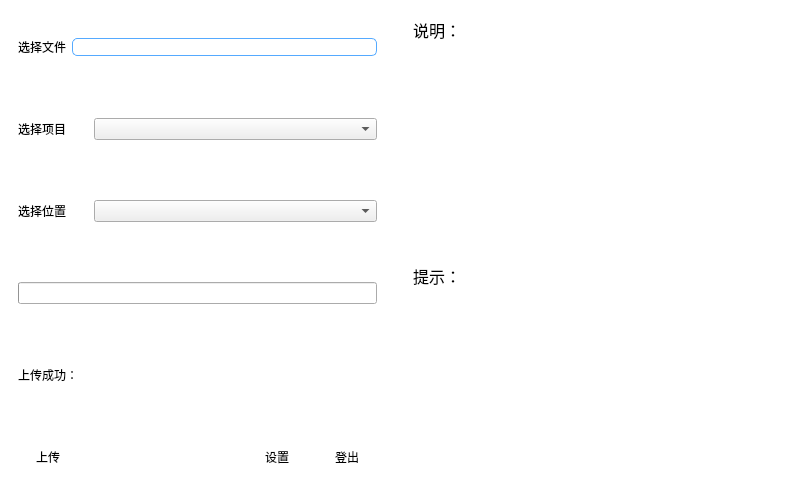
The window that UI/ui_main.ui (star1986xk/upload_project) describes before a commit, drawn with Qt 5.
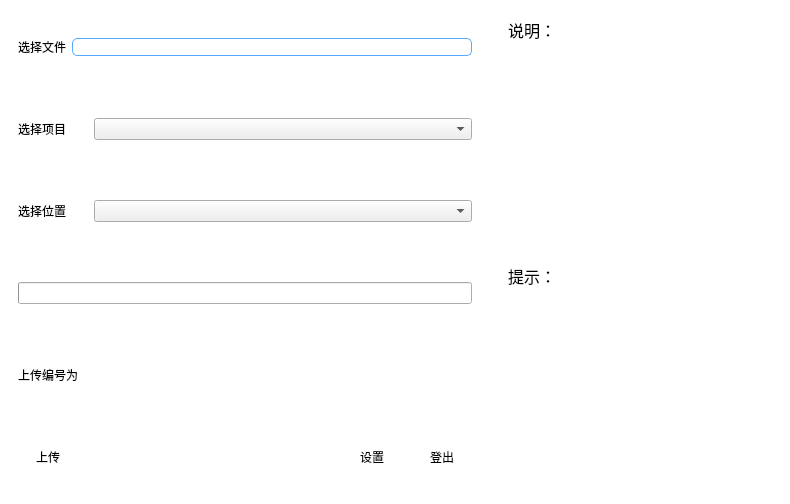
The same window after the commit. Icons and pictures are not drawn.

```diff
--- a/UI/ui_main.ui
+++ b/UI/ui_main.ui
@@ -69,7 +69,7 @@
     padding-top:2px;
 }</string>
   </property>
-  <layout class="QHBoxLayout" name="horizontalLayout">
+  <layout class="QHBoxLayout" name="horizontalLayout" stretch="7,3">
    <property name="spacing">
     <number>0</number>
    </property>
@@ -195,8 +195,14 @@
         <layout class="QHBoxLayout" name="horizontalLayout_13">
          <item>
           <widget class="QLabel" name="label_up">
+           <property name="minimumSize">
+            <size>
+             <width>70</width>
+             <height>0</height>
+            </size>
+           </property>
            <property name="text">
-            <string>上传成功：</string>
+            <string>上传编号为</string>
            </property>
           </widget>
          </item>
@@ -294,6 +300,18 @@
    </item>
    <item>
     <widget class="QWidget" name="widget_2" native="true">
+     <property name="minimumSize">
+      <size>
+       <width>300</width>
+       <height>0</height>
+      </size>
+     </property>
+     <property name="maximumSize">
+      <size>
+       <width>16777215</width>
+       <height>16777215</height>
+      </size>
+     </property>
      <layout class="QVBoxLayout" name="verticalLayout_5">
       <item>
        <widget class="QWidget" name="widget_3" native="true">
```
